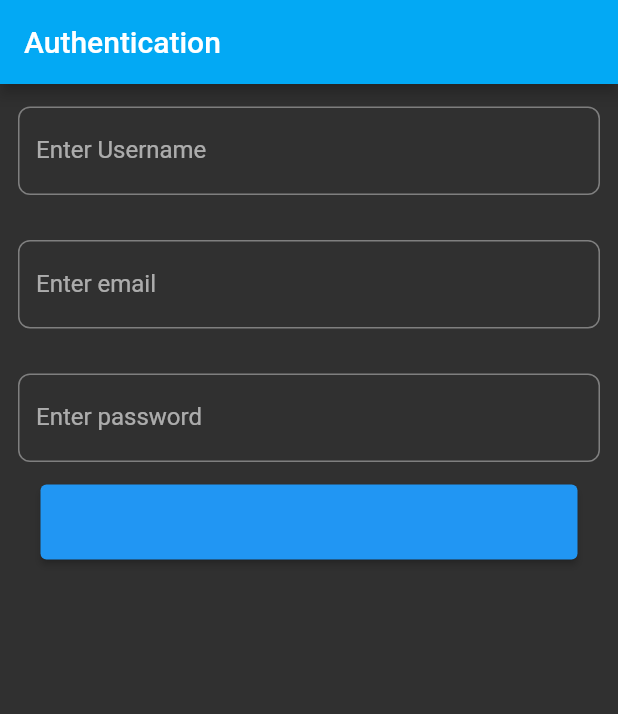
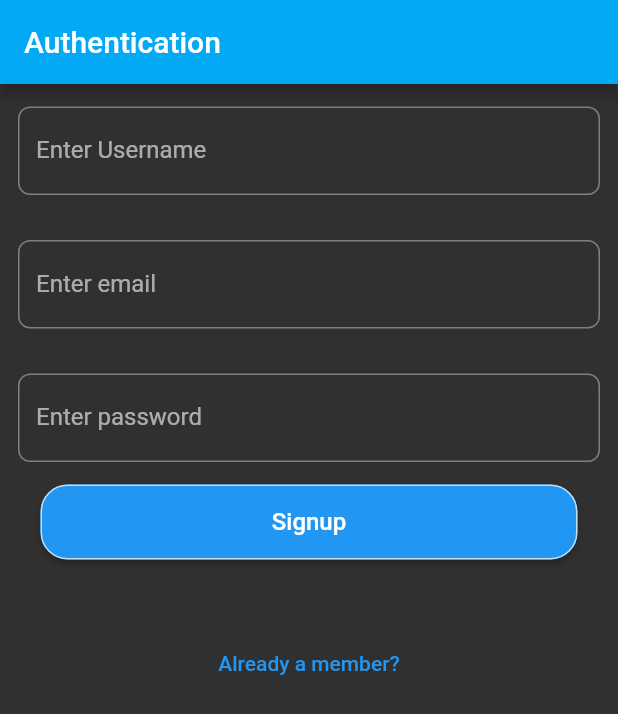
Before and after one commit to anshulkapoor08/todo_firebase, a Flutter app: the screen it shows after launch, on a phone screen of 412 x 824 dp. Shown: the top 714 px of the screen. Run offline on Flutter 3.47's test engine with Material 2 defaults, Android fonts, the phone set to English and light mode, and no system bars; our stand-ins replace google_fonts.

Commit message:
textbutton addition

```diff
--- a/lib/auth/authform.dart
+++ b/lib/auth/authform.dart
@@ -50,7 +50,7 @@ class _AuthFormState extends State<AuthForm> {
                       labelStyle: GoogleFonts.roboto(),
                     ),
                   ),
-                  SizedBox(
+                  const SizedBox(
                     height: 30.0,
                   ),
                   TextFormField(
@@ -74,7 +74,7 @@ class _AuthFormState extends State<AuthForm> {
                       labelStyle: GoogleFonts.roboto(),
                     ),
                   ),
-                  SizedBox(
+                  const SizedBox(
                     height: 30.0,
                   ),
                   TextFormField(
@@ -99,14 +99,41 @@ class _AuthFormState extends State<AuthForm> {
                     ),
                   ),
                   Container(
-                      padding: EdgeInsets.all(15),
+                      padding: const EdgeInsets.all(15),
                       height: 80,
                       width: double.infinity,
                       child: ElevatedButton(
-
-                        onPressed: () {},
-                        child: null,
-                      ))
+                          style: ButtonStyle(
+                              shape: MaterialStateProperty.all<
+                                      RoundedRectangleBorder>(
+                                  RoundedRectangleBorder(
+                                      borderRadius: BorderRadius.circular(18.0),
+                                      side: const BorderSide(
+                                          color: Colors.white70)))),
+                          onPressed: () {},
+                          child: isLoginPage
+                              ? Text(
+                                  'Login',
+                                  style: GoogleFonts.roboto(fontSize: 16),
+                                )
+                              : Text(
+                                  'Signup',
+                                  style: GoogleFonts.roboto(fontSize: 16),
+                                ))),
+                  const SizedBox(
+                    height: 30.0,
+                  ),
+                  Container(
+                    child: TextButton(
+                        onPressed: () {
+                          setState(() {
+                            isLoginPage = !isLoginPage;
+                          });
+                        },
+                        child: isLoginPage
+                            ? const Text('Not a member?')
+                            : const Text('Already a member?')),
+                  )
                 ],
               ),
             )
--- a/pubspec.yaml
+++ b/pubspec.yaml
@@ -33,6 +33,8 @@ dependencies:
   google_fonts:
 
   firebase_auth:
+
+  cloud_firestore: ^4.10.0
 
   # The following adds the Cupertino Icons font to your application.
   # Use with the CupertinoIcons class for iOS style icons.
```
Also changed, not shown: pubspec.lock, 3 other files.
